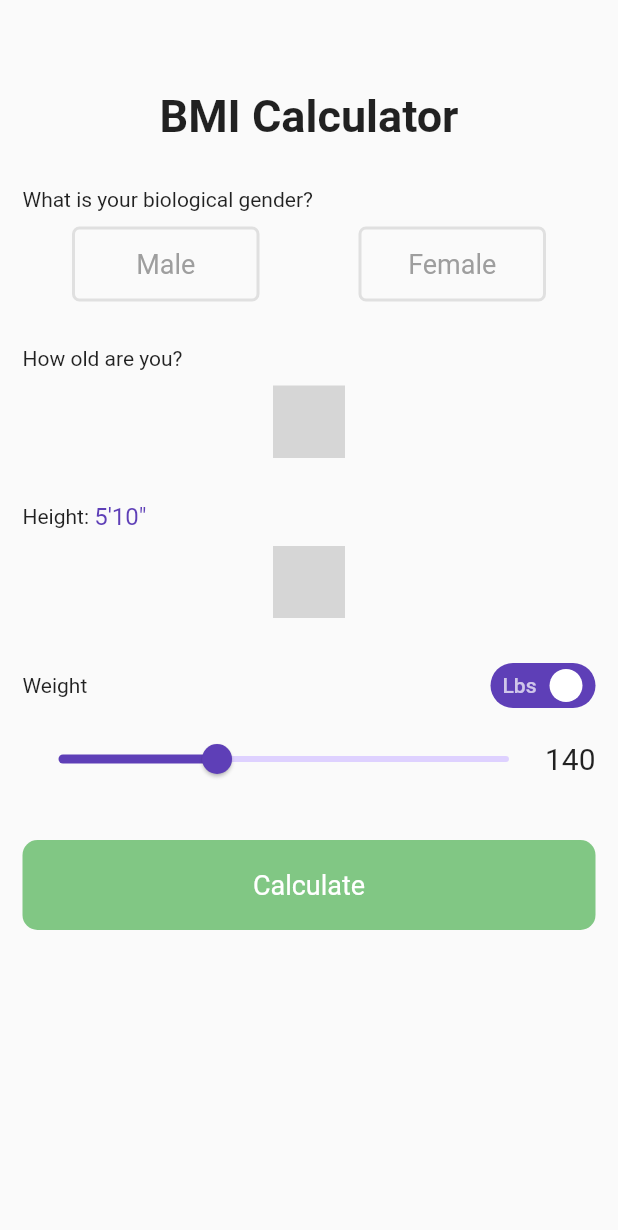
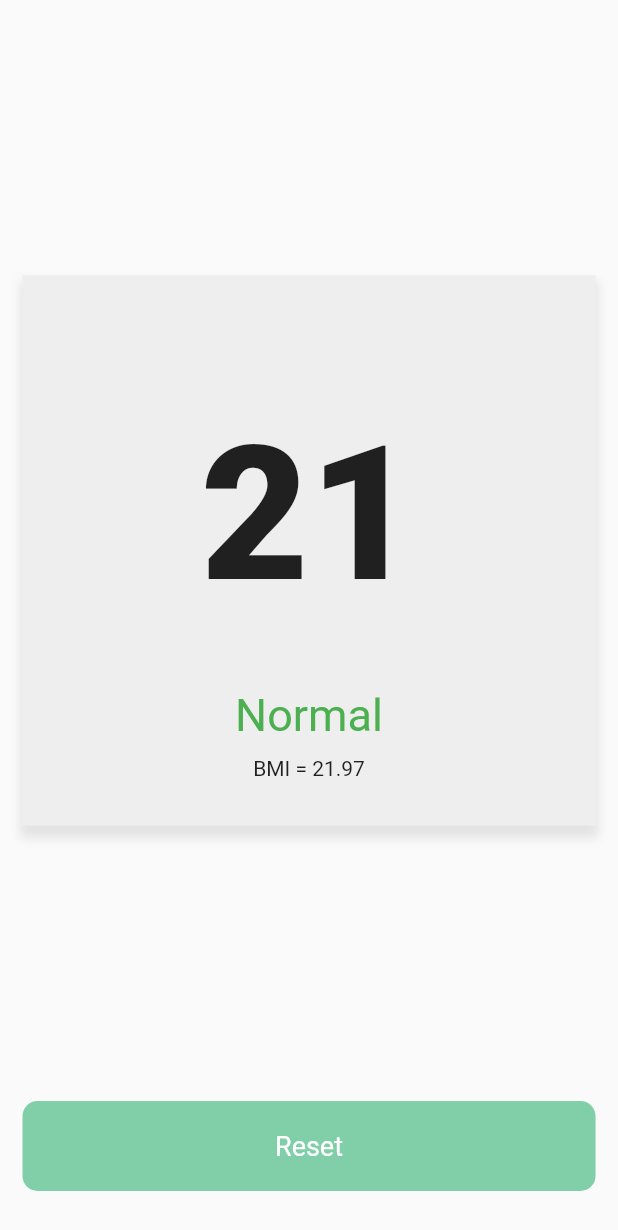
Before and after one commit to MatthieuNadeau96/bmi_calculator, a Flutter app: the screen it shows after launch, on a phone screen of 412 x 824 dp. Shown: the top 1230 px of the screen. Run offline on Flutter 3.47's test engine with Material 2 defaults, Android fonts, the phone set to English and light mode, and no system bars; our stand-ins replace numberpicker; grey boxes are pictures that could not be loaded.

Commit message:
created result screen

```diff
--- /dev/null
+++ b/lib/custom_big_button.dart
@@ -0,0 +1,34 @@
+import 'package:flutter/material.dart';
+
+class CustomBigButton extends StatelessWidget {
+  final String text;
+  final Function onTap;
+
+  CustomBigButton({this.text, this.onTap});
+
+  @override
+  Widget build(BuildContext context) {
+    var deviceSize = MediaQuery.of(context).size;
+    return GestureDetector(
+      onTap: onTap,
+      behavior: HitTestBehavior.translucent,
+      child: Container(
+        height: 60,
+        width: deviceSize.width,
+        decoration: BoxDecoration(
+          color: Color(0xff80CFA9),
+          borderRadius: BorderRadius.circular(10),
+        ),
+        child: Center(
+          child: Text(
+            text,
+            style: TextStyle(
+              color: Colors.white,
+              fontSize: 18,
+            ),
+          ),
+        ),
+      ),
+    );
+  }
+}
--- a/lib/main.dart
+++ b/lib/main.dart
@@ -1,8 +1,10 @@
+import 'package:bmi_calculator/custom_big_button.dart';
 import 'package:bmi_calculator/gender_button.dart';
 import 'package:flutter/material.dart';
 
 import 'package:numberpicker/numberpicker.dart';
 import './custom_switch.dart';
+import './result_screen.dart';
 
 void main() {
   runApp(MyApp());
@@ -20,7 +22,10 @@ class MyApp extends StatelessWidget {
         buttonColor: Color(0xffDED1FF),
         visualDensity: VisualDensity.adaptivePlatformDensity,
       ),
-      home: MyHomePage(),
+      home: ResultScreen(
+        resultText: '21',
+        resultType: 'Normal',
+      ),
     );
   }
 }
@@ -35,9 +40,10 @@ class _MyHomePageState extends State<MyHomePage> {
   bool female = false;
   int age = 25;
   int inches = 70;
+  double weight = 140;
+
   int feet = 5;
   int remainderInches = 10;
-  double weight = 140;
   bool pounds = true;
 
   void inchesToFeet() {
@@ -189,8 +195,7 @@ class _MyHomePageState extends State<MyHomePage> {
                         weight = newRating;
                       });
                     },
-                    divisions: 200,
-                    min: 0,
+                    min: 75,
                     max: 400,
                   ),
                 ),
@@ -203,25 +208,9 @@ class _MyHomePageState extends State<MyHomePage> {
             SizedBox(
               height: 30,
             ),
-            GestureDetector(
-              behavior: HitTestBehavior.translucent,
-              child: Container(
-                height: 60,
-                width: deviceSize.width,
-                decoration: BoxDecoration(
-                  color: Colors.green[300],
-                  borderRadius: BorderRadius.circular(10),
-                ),
-                child: Center(
-                  child: Text(
-                    'Calculate',
-                    style: TextStyle(
-                      color: Colors.white,
-                      fontSize: 18,
-                    ),
-                  ),
-                ),
-              ),
+            CustomBigButton(
+              text: 'Calculate',
+              onTap: null,
             ),
           ],
         ),
--- /dev/null
+++ b/lib/result_screen.dart
@@ -0,0 +1,74 @@
+import 'package:bmi_calculator/custom_big_button.dart';
+import 'package:flutter/material.dart';
+
+class ResultScreen extends StatelessWidget {
+  final String resultText;
+  final String resultType;
+
+  ResultScreen({this.resultText, this.resultType});
+
+  @override
+  Widget build(BuildContext context) {
+    var deviceSize = MediaQuery.of(context).size;
+    return Scaffold(
+      body: Padding(
+        padding: const EdgeInsets.only(
+          left: 15,
+          right: 15,
+          bottom: 30,
+        ),
+        child: Column(
+          mainAxisAlignment: MainAxisAlignment.center,
+          children: [
+            Spacer(flex: 1),
+            // SizedBox(height: 30),
+            Expanded(
+              flex: 2,
+              child: Container(
+                width: deviceSize.width,
+                decoration: BoxDecoration(
+                  color: Colors.grey[200],
+                  boxShadow: [
+                    BoxShadow(
+                      color: Colors.grey.withOpacity(0.25),
+                      offset: Offset(0, 6),
+                      blurRadius: 5,
+                      spreadRadius: 2,
+                    )
+                  ],
+                ),
+                child: Column(
+                  mainAxisAlignment: MainAxisAlignment.center,
+                  children: [
+                    Spacer(flex: 2),
+                    Text(
+                      resultText,
+                      style: TextStyle(
+                        fontSize: 125,
+                        fontWeight: FontWeight.w900,
+                      ),
+                    ),
+                    Spacer(flex: 1),
+                    Text(
+                      resultType,
+                      style: TextStyle(
+                        color: Colors.green,
+                        fontSize: 30,
+                      ),
+                    ),
+                    SizedBox(height: 10),
+                    Text('BMI = 21.97'),
+                    SizedBox(height: 30),
+                  ],
+                ),
+              ),
+            ),
+            Spacer(flex: 1),
+            // SizedBox(height: 30),
+            CustomBigButton(text: 'Reset')
+          ],
+        ),
+      ),
+    );
+  }
+}
```
